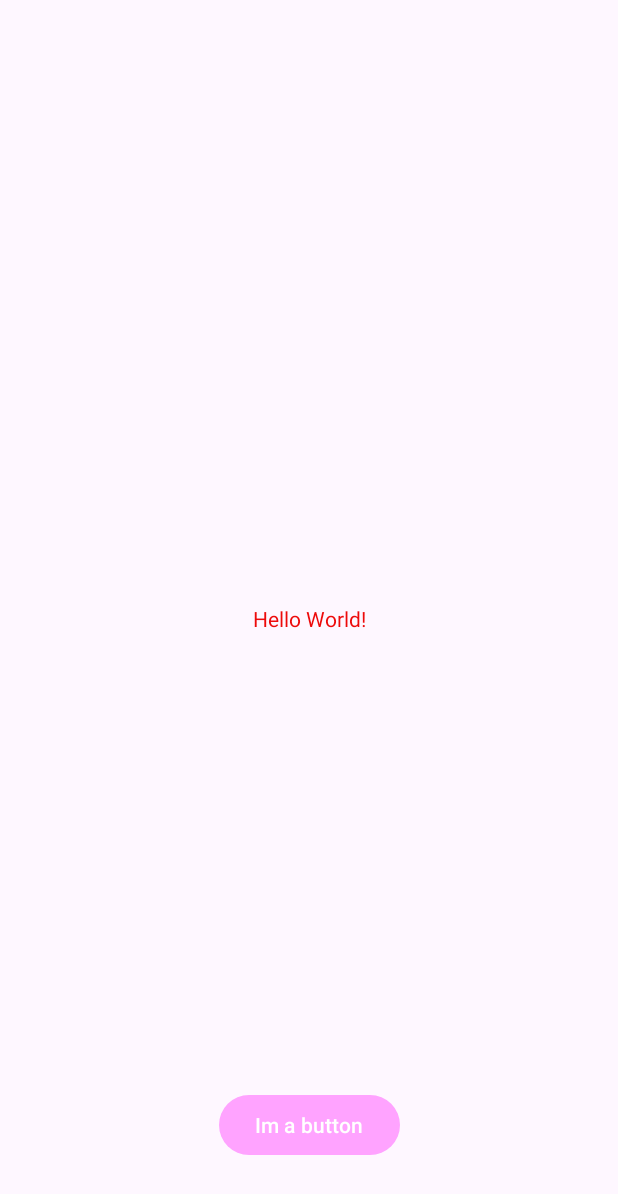
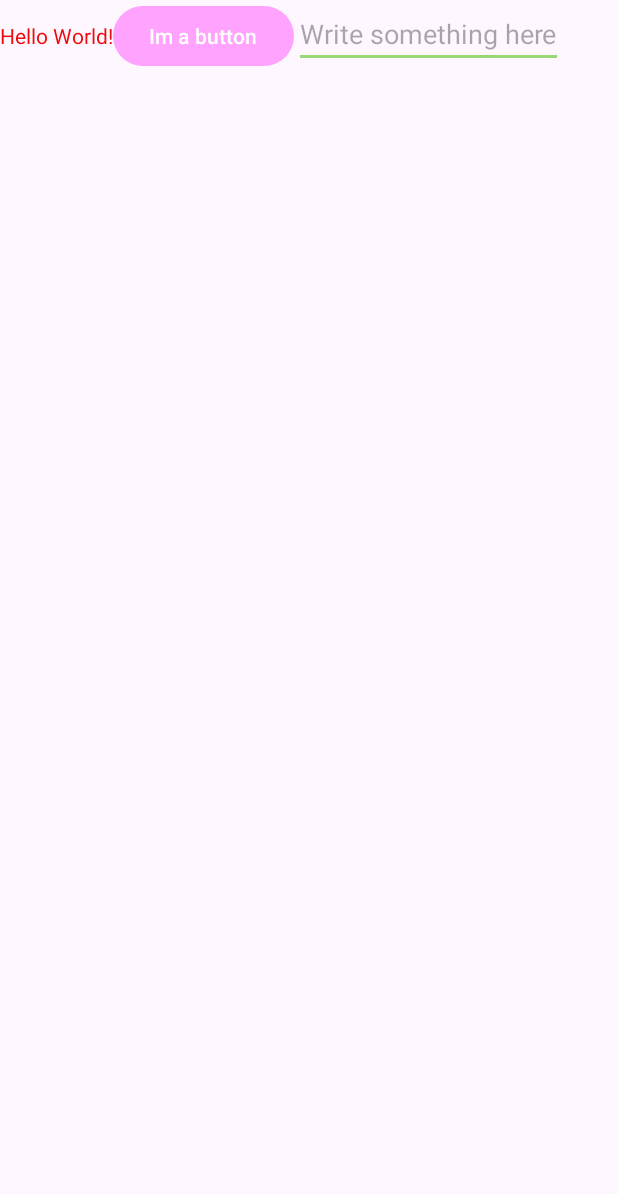
Before and after one commit to hanskkangg/android_studio, an Android app: the screen it shows after launch (MainActivity), on a phone screen of 412 x 824 dp. Shown: the top 1194 px of the screen. Run offline under Robolectric (Android 15) with nearby library versions, the phone set to English and light mode, and no system bars.

Commit message:
Fourth Commit - Implemented Model-View-ViewModel pattern in MainActivity

```diff
--- a/app/build.gradle.kts
+++ b/app/build.gradle.kts
@@ -26,6 +26,10 @@ android {
         sourceCompatibility = JavaVersion.VERSION_1_8
         targetCompatibility = JavaVersion.VERSION_1_8
     }
+    //I added this method for lab2
+    buildFeatures {
+        viewBinding = true
+    }
 }
 
 dependencies {
--- a/app/src/main/java/algonquin/cst2335/kang0057/MainActivity.java
+++ b/app/src/main/java/algonquin/cst2335/kang0057/MainActivity.java
@@ -1,14 +1,52 @@
 package algonquin.cst2335.kang0057;
 
+import android.os.Bundle;
+import androidx.annotation.Nullable;
 import androidx.appcompat.app.AppCompatActivity;
-
-import android.os.Bundle;
+import androidx.lifecycle.Observer;
+import androidx.lifecycle.ViewModelProvider;
+import algonquin.cst2335.kang0057.R;
+import algonquin.cst2335.kang0057.data.MainViewModel;
+import algonquin.cst2335.kang0057.databinding.ActivityMainBinding;
+import android.view.View;
+import android.widget.Button;
+import android.widget.EditText;
+import android.widget.TextView;
 
 public class MainActivity extends AppCompatActivity {
+    private ActivityMainBinding binding;
+    private MainViewModel model;
 
     @Override
-    protected void onCreate(Bundle savedInstanceState) {
+    protected void onCreate(@Nullable Bundle savedInstanceState) {
         super.onCreate(savedInstanceState);
-        setContentView(R.layout.activity_main);
+        binding = ActivityMainBinding.inflate(getLayoutInflater());
+        setContentView(binding.getRoot());
+
+        // Initialize ViewModel
+        model = new ViewModelProvider(this).get(MainViewModel.class);
+
+        // Find the TextView using View Binding
+        TextView mytext = binding.textview;
+        // Find the EditText using View Binding
+        EditText myedit = binding.myedittext;
+
+        Button mybutton = findViewById(R.id.button);
+        mybutton.setOnClickListener(new View.OnClickListener() {
+            @Override
+            public void onClick(View v) {
+                // Code to run when the button is clicked
+                String editString = myedit.getText().toString();
+                model.getEditTextData().postValue(editString);
+            }
+        });
+
+        // Observe changes in LiveData and update TextView
+        model.getEditTextData().observe(this, new Observer<String>() {
+            @Override
+            public void onChanged(String newText) {
+                mytext.setText("Your edit text has: " + newText);
+            }
+        });
     }
 }
--- /dev/null
+++ b/app/src/main/java/algonquin/cst2335/kang0057/data/MainViewModel.java
@@ -0,0 +1,12 @@
+package algonquin.cst2335.kang0057.data;
+
+import androidx.lifecycle.MutableLiveData;
+import androidx.lifecycle.ViewModel;
+
+public class MainViewModel extends ViewModel {
+    private final MutableLiveData<String> editTextData = new MutableLiveData<>();
+
+    public MutableLiveData<String> getEditTextData() {
+        return editTextData;
+    }
+}
--- a/app/src/main/res/layout/activity_main.xml
+++ b/app/src/main/res/layout/activity_main.xml
@@ -1,29 +1,32 @@
 <?xml version="1.0" encoding="utf-8"?>
-<androidx.constraintlayout.widget.ConstraintLayout xmlns:android="http://schemas.android.com/apk/res/android"
-    xmlns:app="http://schemas.android.com/apk/res-auto"
+<LinearLayout
+    xmlns:android="http://schemas.android.com/apk/res/android"
     xmlns:tools="http://schemas.android.com/tools"
     android:layout_width="match_parent"
     android:layout_height="match_parent"
+    android:orientation="horizontal"
     tools:context=".MainActivity">
 
     <TextView
+        android:id="@+id/textview"
         android:layout_width="wrap_content"
         android:layout_height="wrap_content"
-        android:text="@string/hello_message"
-        app:layout_constraintBottom_toBottomOf="parent"
-        app:layout_constraintEnd_toEndOf="parent"
-        app:layout_constraintStart_toStartOf="parent"
-        app:layout_constraintTop_toTopOf="parent" />
+        android:text="@string/hello_message"/>
 
     <Button
+        android:id="@+id/button"
         android:layout_width="wrap_content"
         android:layout_height="wrap_content"
         android:layout_marginBottom="50dp"
         android:text="@string/button_message"
-        app:layout_constraintBottom_toBottomOf="parent"
-        app:layout_constraintEnd_toEndOf="parent"
-        app:layout_constraintHorizontal_bias="0.5"
-        app:layout_constraintStart_toStartOf="parent" />
+        />
+
+    <EditText
+        android:id="@+id/myedittext"
+        android:layout_width="wrap_content"
+        android:layout_height="wrap_content"
+        android:hint="@string/hinttext"
+        />
 
 
-</androidx.constraintlayout.widget.ConstraintLayout>
+</LinearLayout>
--- a/app/src/main/res/values/strings.xml
+++ b/app/src/main/res/values/strings.xml
@@ -2,4 +2,6 @@
     <string name="app_name">Hans</string>
     <string name="hello_message">Hello World!</string>
     <string name="button_message">Im a button</string>
+    <string name="hinttext">Write something here</string>
+
 </resources>
```
Also changed, not shown: 1 other file.
